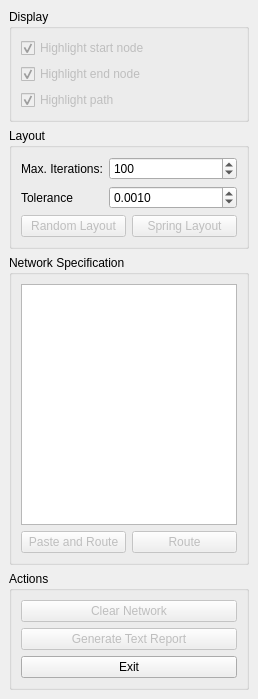
Above: Challenges/166bh/NetRoute/controlsdockwidget.ui from DuFace/DailyProgrammer before the change. Below: the same form after it.
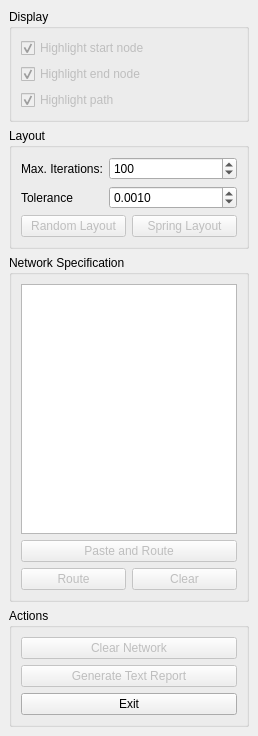
That is the form after the change.

Commit message: Added clear spec button to controls dock.

```diff
--- a/Challenges/166bh/NetRoute/controlsdockwidget.ui
+++ b/Challenges/166bh/NetRoute/controlsdockwidget.ui
@@ -7,7 +7,7 @@
     <x>0</x>
     <y>0</y>
     <width>258</width>
-    <height>699</height>
+    <height>736</height>
    </rect>
   </property>
   <property name="features">
@@ -165,7 +165,7 @@
          </property>
         </widget>
        </item>
-       <item row="1" column="0">
+       <item row="1" column="0" colspan="2">
         <widget class="QPushButton" name="pasteAndRouteButton">
          <property name="enabled">
           <bool>false</bool>
@@ -175,7 +175,7 @@
          </property>
         </widget>
        </item>
-       <item row="1" column="1">
+       <item row="2" column="0">
         <widget class="QPushButton" name="routeButton">
          <property name="enabled">
           <bool>false</bool>
@@ -185,6 +185,16 @@
          </property>
         </widget>
        </item>
+       <item row="2" column="1">
+        <widget class="QPushButton" name="clearSpecButton">
+         <property name="enabled">
+          <bool>false</bool>
+         </property>
+         <property name="text">
+          <string>Clear</string>
+         </property>
+        </widget>
+       </item>
       </layout>
      </widget>
     </item>
```
Left out of the diff: 2 changed lines with no effect on the pictures.
